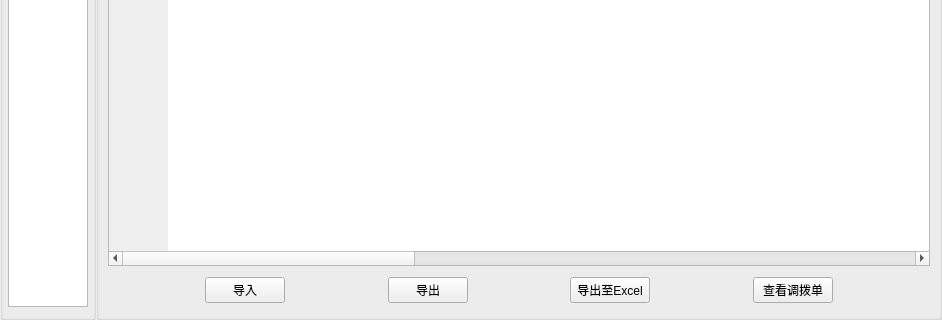
Qt form widgets/alocatMange/rocketTransfer.ui (Belos10/Equip) before a commit; both pictures show x 0 to 942 and y 454 to 774 of the 942 by 774 pixel window.
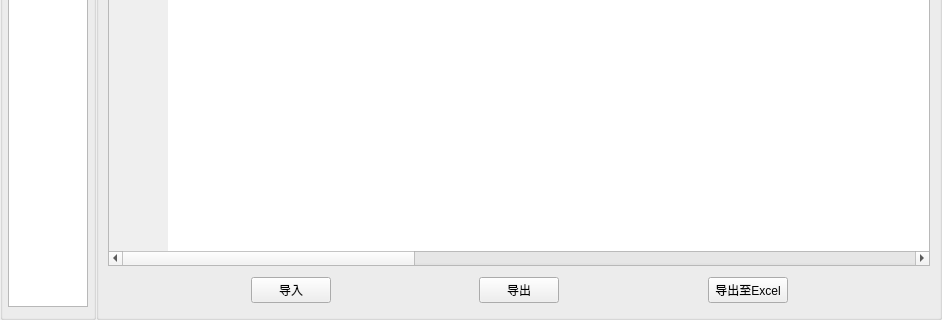
The same form after that commit.

Diff of the .ui file:
```diff
--- a/widgets/alocatMange/rocketTransfer.ui
+++ b/widgets/alocatMange/rocketTransfer.ui
@@ -457,26 +457,6 @@
           </property>
          </spacer>
         </item>
-        <item>
-         <widget class="QPushButton" name="pb_showRocket">
-          <property name="text">
-           <string>查看调拨单</string>
-          </property>
-         </widget>
-        </item>
-        <item>
-         <spacer name="horizontalSpacer_5">
-          <property name="orientation">
-           <enum>Qt::Horizontal</enum>
-          </property>
-          <property name="sizeHint" stdset="0">
-           <size>
-            <width>40</width>
-            <height>20</height>
-           </size>
-          </property>
-         </spacer>
-        </item>
        </layout>
       </item>
      </layout>
```
